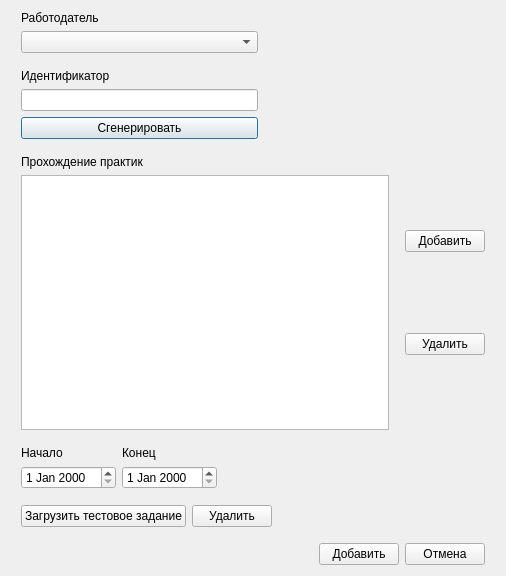
Before: the Qt Designer form ui/practicewindow.ui in 7enSmile/clientVKR, drawn with Qt 5.
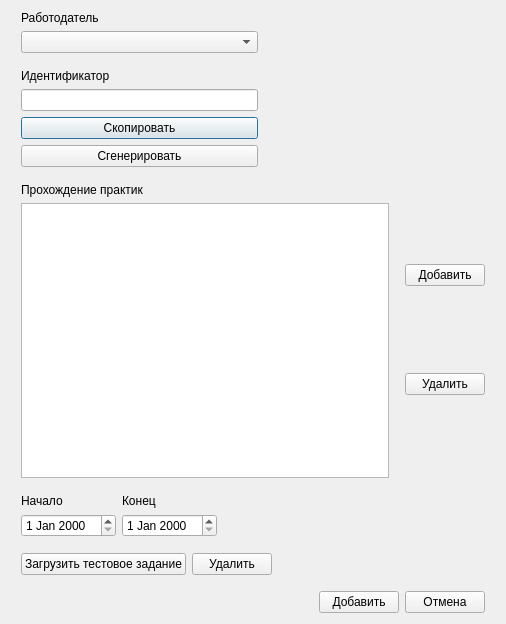
After: the same form once the commit is applied.

```diff
--- a/ui/practicewindow.ui
+++ b/ui/practicewindow.ui
@@ -7,7 +7,7 @@
     <x>0</x>
     <y>0</y>
     <width>506</width>
-    <height>576</height>
+    <height>624</height>
    </rect>
   </property>
   <property name="windowTitle">
@@ -72,6 +72,13 @@
          <item>
           <widget class="QLineEdit" name="lineEditCustomId"/>
          </item>
+         <item>
+          <widget class="QPushButton" name="pushButtonCopy">
+           <property name="text">
+            <string>Скопировать</string>
+           </property>
+          </widget>
+         </item>
          <item>
           <widget class="QPushButton" name="pushButtonGenCustomId">
            <property name="text">
```
